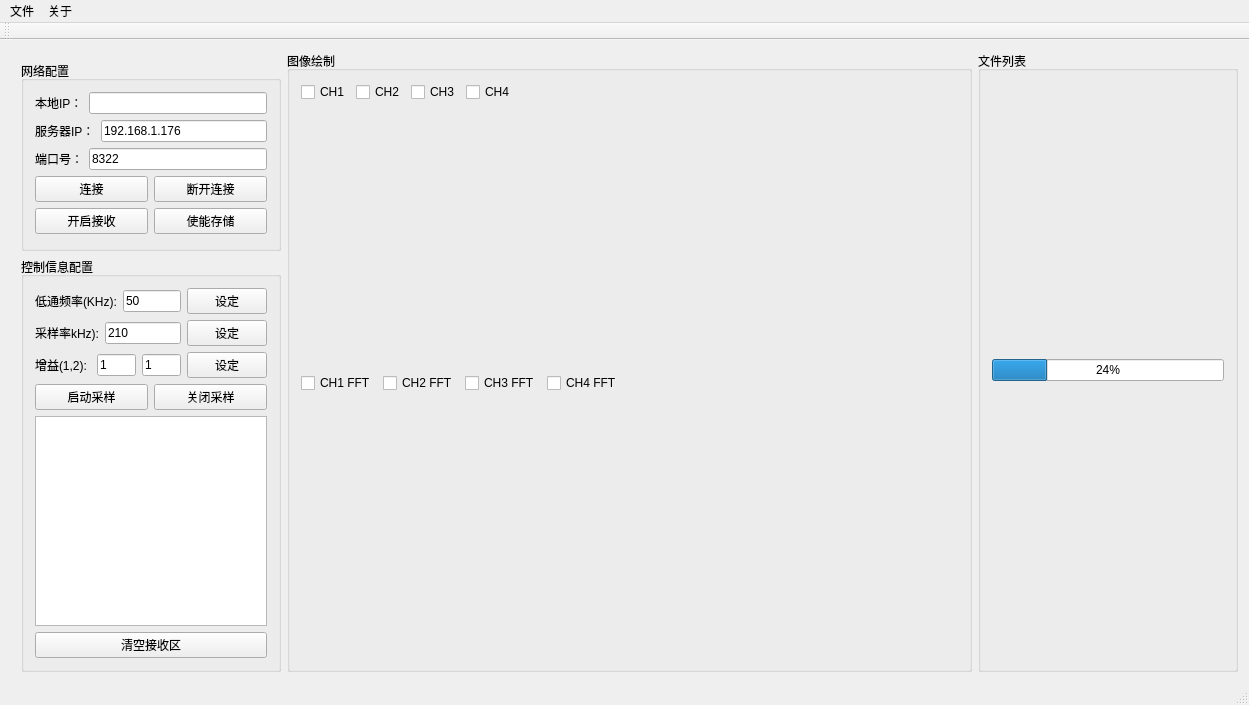
First picture: the form in PRO/NetworkPlot/mainwindow.ui, repository carloscn/netplot, before the edit.
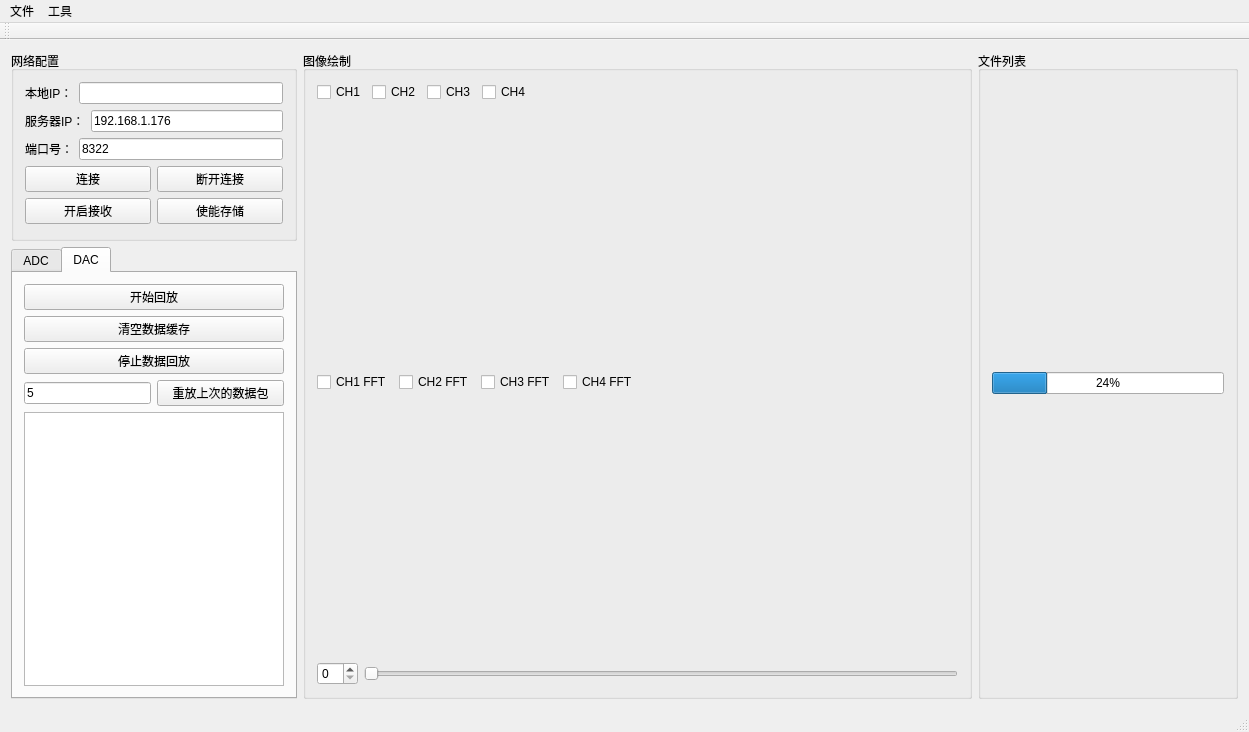
Second picture: the form after the edit. Custom widgets are drawn as their Qt base class.

```diff
--- a/PRO/NetworkPlot/mainwindow.ui
+++ b/PRO/NetworkPlot/mainwindow.ui
@@ -17,15 +17,6 @@
    <layout class="QHBoxLayout" name="horizontalLayout_12">
     <item>
      <layout class="QVBoxLayout" name="verticalLayout_3">
-      <property name="sizeConstraint">
-       <enum>QLayout::SetNoConstraint</enum>
-      </property>
-      <property name="leftMargin">
-       <number>10</number>
-      </property>
-      <property name="topMargin">
-       <number>10</number>
-      </property>
       <item>
        <widget class="QGroupBox" name="groupBox_2">
         <property name="sizePolicy">
@@ -147,6 +138,34 @@
        </widget>
       </item>
       <item>
+       <widget class="QTabWidget" name="tabWidget">
+        <property name="sizePolicy">
+         <sizepolicy hsizetype="Fixed" vsizetype="Fixed">
+          <horstretch>0</horstretch>
+          <verstretch>0</verstretch>
+         </sizepolicy>
+        </property>
+        <property name="minimumSize">
+         <size>
+          <width>260</width>
+          <height>0</height>
+         </size>
+        </property>
+        <property name="maximumSize">
+         <size>
+          <width>300</width>
+          <height>16777215</height>
+         </size>
+        </property>
+        <property name="currentIndex">
+         <number>1</number>
+        </property>
+        <widget class="QWidget" name="tab">
+         <attribute name="title">
+          <string>ADC</string>
+         </attribute>
+         <layout class="QVBoxLayout" name="verticalLayout">
+          <item>
        <widget class="QGroupBox" name="groupBox_3">
         <property name="sizePolicy">
          <sizepolicy hsizetype="Fixed" vsizetype="Expanding">
@@ -156,7 +175,7 @@
         </property>
         <property name="minimumSize">
          <size>
-          <width>0</width>
+              <width>260</width>
           <height>400</height>
          </size>
         </property>
@@ -169,7 +188,7 @@
         <property name="title">
          <string>控制信息配置</string>
         </property>
-        <layout class="QVBoxLayout" name="verticalLayout">
+            <layout class="QVBoxLayout" name="verticalLayout_7">
          <item>
           <layout class="QHBoxLayout" name="horizontalLayout_7">
            <property name="sizeConstraint">
@@ -393,6 +412,87 @@
        </widget>
       </item>
      </layout>
+        </widget>
+        <widget class="QWidget" name="tab_2">
+         <attribute name="title">
+          <string>DAC</string>
+         </attribute>
+         <layout class="QVBoxLayout" name="verticalLayout_9">
+          <item>
+           <layout class="QVBoxLayout" name="verticalLayout_8">
+            <item>
+             <widget class="QPushButton" name="pushButton_da_start">
+              <property name="sizePolicy">
+               <sizepolicy hsizetype="Expanding" vsizetype="Fixed">
+                <horstretch>0</horstretch>
+                <verstretch>0</verstretch>
+               </sizepolicy>
+              </property>
+              <property name="text">
+               <string>开始回放</string>
+              </property>
+             </widget>
+            </item>
+            <item>
+             <widget class="QPushButton" name="pushButton_da_clear_buffer">
+              <property name="sizePolicy">
+               <sizepolicy hsizetype="Expanding" vsizetype="Fixed">
+                <horstretch>0</horstretch>
+                <verstretch>0</verstretch>
+               </sizepolicy>
+              </property>
+              <property name="text">
+               <string>清空数据缓存</string>
+              </property>
+             </widget>
+            </item>
+            <item>
+             <widget class="QPushButton" name="pushButton_da_stop">
+              <property name="sizePolicy">
+               <sizepolicy hsizetype="Expanding" vsizetype="Fixed">
+                <horstretch>0</horstretch>
+                <verstretch>0</verstretch>
+               </sizepolicy>
+              </property>
+              <property name="text">
+               <string>停止数据回放</string>
+              </property>
+             </widget>
+            </item>
+           </layout>
+          </item>
+          <item>
+           <layout class="QHBoxLayout" name="horizontalLayout_14">
+            <item>
+             <widget class="QLineEdit" name="lineEdit_da_times">
+              <property name="text">
+               <string>5</string>
+              </property>
+             </widget>
+            </item>
+            <item>
+             <widget class="QPushButton" name="pushButton_da_reback">
+              <property name="sizePolicy">
+               <sizepolicy hsizetype="Expanding" vsizetype="Fixed">
+                <horstretch>0</horstretch>
+                <verstretch>0</verstretch>
+               </sizepolicy>
+              </property>
+              <property name="text">
+               <string>重放上次的数据包</string>
+              </property>
+             </widget>
+            </item>
+           </layout>
+          </item>
+          <item>
+           <widget class="QTextBrowser" name="textBrowser_da"/>
+          </item>
+         </layout>
+        </widget>
+       </widget>
+      </item>
+     </layout>
     </item>
     <item>
      <widget class="QGroupBox" name="groupBox">
@@ -520,6 +620,23 @@
          </item>
         </layout>
        </item>
+       <item>
+        <layout class="QHBoxLayout" name="horizontalLayout_13">
+         <item>
+          <widget class="QSpinBox" name="spinBox"/>
+         </item>
+         <item>
+          <widget class="QSlider" name="horizontalSlider_do">
+           <property name="maximum">
+            <number>100</number>
+           </property>
+           <property name="orientation">
+            <enum>Qt::Horizontal</enum>
+           </property>
+          </widget>
+         </item>
+        </layout>
+       </item>
       </layout>
      </widget>
     </item>
@@ -574,7 +691,7 @@
    </widget>
    <widget class="QMenu" name="menu_2">
     <property name="title">
-     <string>关于</string>
+     <string>工具</string>
     </property>
    </widget>
    <addaction name="menu"/>
```
Left out of the diff: 6 changed lines with no effect on the pictures. Lines whose indentation alone changed are shown as unchanged.
